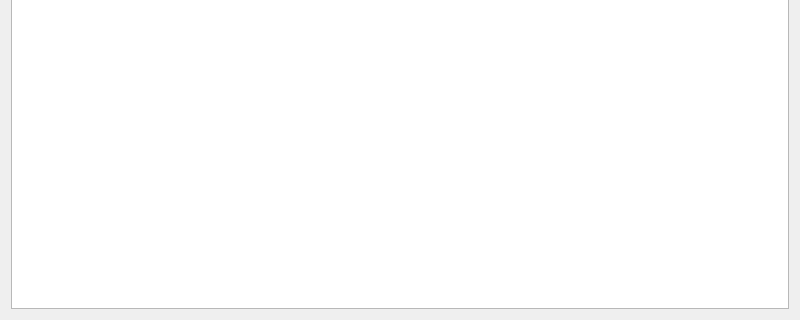
Above: src/views/ui_files/forms/table_view_form.ui from JakubFranek/Kapytal before the change; both pictures show x 0 to 800 and y 180 to 500 of the 800 by 500 pixel window. Below: the same form after it.
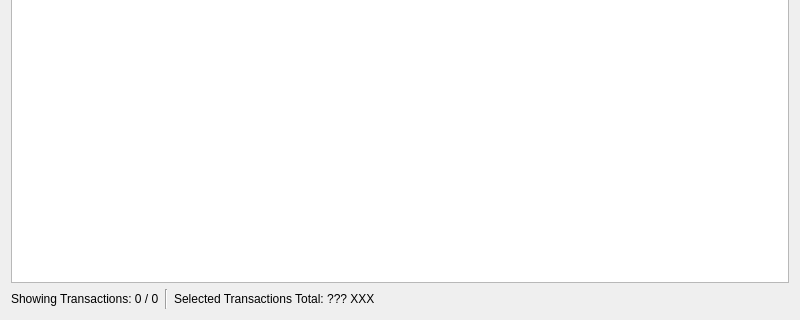
That is the form after the change.

Commit message:
Improve Transaction Table Form
Add number of Transactions and selected Transaction amount to
Transaction Table Form.
Fix bug: crash when a cell is selected in Category Report tree and
filter is applied.

```diff
--- a/src/views/ui_files/forms/table_view_form.ui
+++ b/src/views/ui_files/forms/table_view_form.ui
@@ -48,6 +48,50 @@
      </attribute>
     </widget>
    </item>
+   <item>
+    <layout class="QHBoxLayout" name="horizontalLayout">
+     <item>
+      <widget class="QLabel" name="shownTransactionsLabel">
+       <property name="toolTip">
+        <string>&lt;html&gt;&lt;head/&gt;&lt;body&gt;&lt;p&gt;Shows how many Transactions have passed the Transaction Filter and are listed in Transaction Table.&lt;/p&gt;&lt;/body&gt;&lt;/html&gt;</string>
+       </property>
+       <property name="text">
+        <string>Showing Transactions: 0 / 0</string>
+       </property>
+      </widget>
+     </item>
+     <item>
+      <widget class="Line" name="line">
+       <property name="orientation">
+        <enum>Qt::Vertical</enum>
+       </property>
+      </widget>
+     </item>
+     <item>
+      <widget class="QLabel" name="selectedTransactionsTotalLabel">
+       <property name="toolTip">
+        <string>&lt;html&gt;&lt;head/&gt;&lt;body&gt;&lt;p&gt;Only Income, Expense and Refund Transaction amounts are used in the calculation.&lt;/p&gt;&lt;/body&gt;&lt;/html&gt;</string>
+       </property>
+       <property name="text">
+        <string>Selected Transactions Total: ??? XXX </string>
+       </property>
+      </widget>
+     </item>
+     <item>
+      <spacer name="horizontalSpacer">
+       <property name="orientation">
+        <enum>Qt::Horizontal</enum>
+       </property>
+       <property name="sizeHint" stdset="0">
+        <size>
+         <width>40</width>
+         <height>20</height>
+        </size>
+       </property>
+      </spacer>
+     </item>
+    </layout>
+   </item>
   </layout>
  </widget>
  <resources/>
```
The commit also changes 5 other files.
